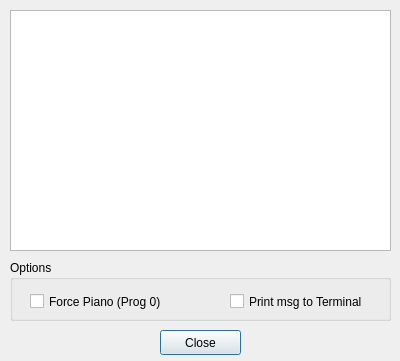
This is src/informations.ui in obook/I-like-Chopin as Qt 5 draws it before an edit. The edited form follows.
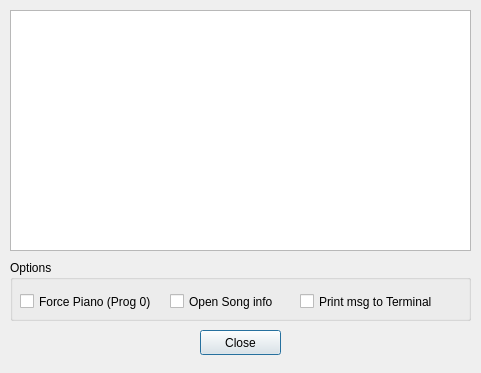
This is the edited form.

Commit message: Work about song info window.

```diff
--- a/src/informations.ui
+++ b/src/informations.ui
@@ -6,8 +6,8 @@
    <rect>
     <x>0</x>
     <y>0</y>
-    <width>400</width>
-    <height>361</height>
+    <width>481</width>
+    <height>373</height>
    </rect>
   </property>
   <property name="windowTitle">
@@ -16,7 +16,7 @@
   <widget class="QPushButton" name="pushButton_Close">
    <property name="geometry">
     <rect>
-     <x>160</x>
+     <x>200</x>
      <y>330</y>
      <width>81</width>
      <height>25</height>
@@ -31,7 +31,7 @@
     <rect>
      <x>10</x>
      <y>260</y>
-     <width>381</width>
+     <width>461</width>
      <height>61</height>
     </rect>
    </property>
@@ -41,7 +41,7 @@
    <widget class="QCheckBox" name="checkBox_PrintTerminalMsg">
     <property name="geometry">
      <rect>
-      <x>220</x>
+      <x>290</x>
       <y>30</y>
       <width>141</width>
       <height>23</height>
@@ -54,9 +54,9 @@
    <widget class="QCheckBox" name="checkBox_ForceIntrument0">
     <property name="geometry">
      <rect>
-      <x>20</x>
+      <x>10</x>
       <y>30</y>
-      <width>171</width>
+      <width>141</width>
       <height>23</height>
      </rect>
     </property>
@@ -64,13 +64,26 @@
      <string>Force Piano (Prog 0)</string>
     </property>
    </widget>
+   <widget class="QCheckBox" name="checkBox_ShowSongInfo">
+    <property name="geometry">
+     <rect>
+      <x>160</x>
+      <y>30</y>
+      <width>141</width>
+      <height>23</height>
+     </rect>
+    </property>
+    <property name="text">
+     <string>Open Song info</string>
+    </property>
+   </widget>
   </widget>
   <widget class="QTextBrowser" name="textBrowser">
    <property name="geometry">
     <rect>
      <x>10</x>
      <y>10</y>
-     <width>381</width>
+     <width>461</width>
      <height>241</height>
     </rect>
    </property>
```
The commit also changes 11 other files.
